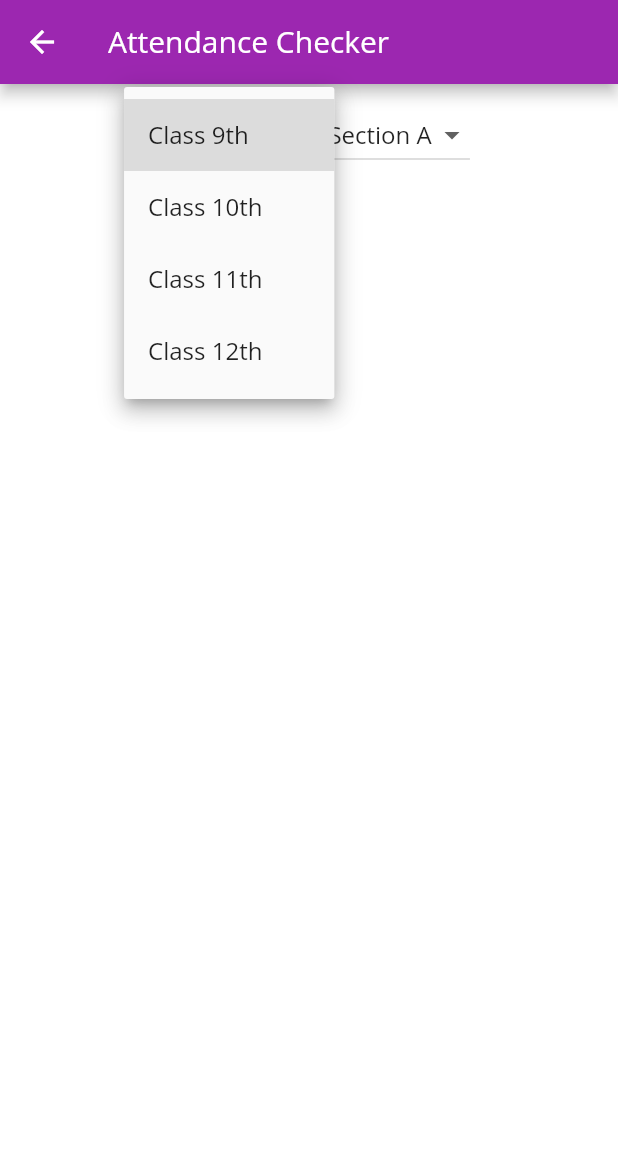
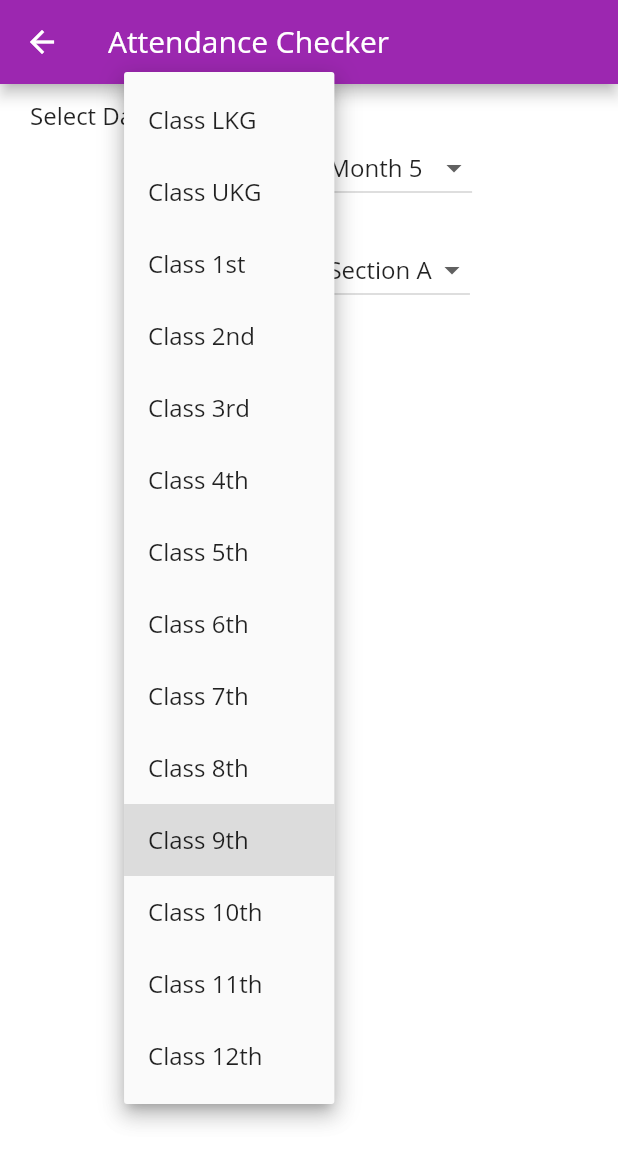
Before and after one commit to vkpdeveloper/GSAS-Academy, a Flutter app: the StudentAttendance screen opened by its route, after a tap on an icon or button, on a phone screen of 412 x 824 dp. Shown: the top 1164 px of the screen. Run offline on Flutter 3.47's test engine with Material 2 defaults, Android fonts, the phone set to English and light mode, and no system bars; our stand-ins replace cached_network_image, chewie, cloud_firestore, connectivity, file_picker, firebase_auth and 9 more; missing offline and left inert: advance_pdf_viewer; accounts and stored records are empty; network calls fail.

Commit message:
new update

```diff
--- a/lib/main.dart
+++ b/lib/main.dart
@@ -89,9 +89,6 @@ class _SplashScreenState extends State<SplashScreen> {
   void initState() {
     super.initState();
     checkInternetAndRedirect();
-    _messaging.configure(onMessage: (data) {
-      print(data);
-    });
   }
 
   checkInternetAndRedirect() async {
--- a/lib/providers/chat_provider.dart
+++ b/lib/providers/chat_provider.dart
@@ -1,9 +1,23 @@
 import 'dart:io';
-
 import 'package:flutter/material.dart';
 
 class ChatProvider with ChangeNotifier {
-  List<String> _allClasses = ['9th', '10th', '11th', '12th'];
+  List<String> _allClasses = [
+    'LKG',
+    'UKG',
+    '1st',
+    '2nd',
+    '3rd',
+    '4th',
+    '5th',
+    '6th',
+    '7th',
+    '8th',
+    '9th',
+    '10th',
+    '11th',
+    '12th'
+  ];
   List<String> _allSection = ['A', 'B', 'C', 'D'];
   List<String> _allSubject = [
     "Physics",
@@ -13,8 +27,14 @@ class ChatProvider with ChangeNotifier {
     "Computer",
     "Hindi",
     "English",
-    "Social Science"
+    "Economics",
+    "Geography",
+    "Political science",
+    "History",
+    "Sanskrit",
   ];
+  List<String> _allDays = List.generate(32, (day) => day.toString());
+  List<String> _allMonths = List.generate(13, (month) => month.toString());
   String _selectedSection = "A";
   String _selectedClass = '9th';
   String _selectedSubject = "Physics";
@@ -22,6 +42,38 @@ class ChatProvider with ChangeNotifier {
   String _selectVideoFile = "Select Video";
   File _selectedPDFFile;
   DateTime _date = DateTime.now();
+  String _selectedMonth;
+  String _selectedDay;
+  String _selectedYear;
+
+  ChatProvider() {
+    _selectedMonth = _date.month.toString();
+    _selectedDay = _date.day.toString();
+    getAllCalendar();
+    _selectedYear = _date.year.toString();
+  }
+
+  String get getSelectedDay => _selectedDay;
+  String get getSelectedMonth => _selectedMonth;
+  List<String> get getAllDays => _allDays;
+  List<String> get getAllMonths => _allMonths;
+  String get getSelectedYear => _selectedYear;
+
+  setDay(String value) {
+    _selectedDay = value;
+    notifyListeners();
+  }
+
+  setMonth(String value) {
+    _selectedMonth = value;
+    notifyListeners();
+  }
+
+  getAllCalendar() {
+    _allMonths.remove(0.toString());
+    _allDays.remove(0.toString());
+    notifyListeners();
+  }
 
   List<String> get getAllClasses => _allClasses;
   String get getCurrentDate => "${_date.day}-${_date.month}-${_date.year}";
--- a/lib/student/chatscreen.dart
+++ b/lib/student/chatscreen.dart
@@ -755,13 +755,15 @@ class _ChatScreenState extends State<ChatScreen> with WidgetsBindingObserver {
                     child: Icon(FontAwesome.file_photo_o),
                     onPressed: () async {
                       File myImage = await ImagePicker.pickImage(
-                          source: ImageSource.gallery);
+                          source: ImageSource.gallery, imageQuality: 50);
+                      if (myImage != null) {
                         _utils.uploadImageWithProvider(
                             myImage, _imageUploadProvider, _studentProvider);
                         _controller.animateTo(
                             _controller.position.maxScrollExtent,
                             duration: Duration(milliseconds: 200),
                             curve: Curves.linearToEaseOut);
+                      }
                     },
                     foregroundColor: Colors.white,
                     backgroundColor: ThemeConst.primaryColor,
--- a/lib/teacher/chatscreen_teacher.dart
+++ b/lib/teacher/chatscreen_teacher.dart
@@ -180,7 +180,7 @@ class _ChatScreenTeacherState extends State<ChatScreenTeacher>
     return WillPopScope(
       onWillPop: () async {
         FirebaseMessaging().subscribeToTopic(
-            "${chatProvider.getSelectedClass}_${chatProvider.getSelectedSection}");
+            "${chatProvider.getSelectedClass}_${chatProvider.getSelectedSection}_teacher");
         Navigator.pop(context);
         return false;
       },
@@ -855,13 +855,15 @@ class _ChatScreenTeacherState extends State<ChatScreenTeacher>
                     child: Icon(FontAwesome.file_photo_o),
                     onPressed: () async {
                       File myImage = await ImagePicker.pickImage(
-                          source: ImageSource.gallery);
+                          source: ImageSource.gallery, imageQuality: 50);
+                      if (myImage != null) {
                         _utils.sendImageMessageAsTeacher(chatProvider,
                             _imageUploadProvider, myImage, teacherProvider);
                         _controller.animateTo(
                             _controller.position.maxScrollExtent,
                             duration: Duration(milliseconds: 200),
                             curve: Curves.linearToEaseOut);
+                      }
                     },
                     foregroundColor: Colors.white,
                     backgroundColor: ThemeConst.primaryColor,
--- a/lib/teacher/student_attendance.dart
+++ b/lib/teacher/student_attendance.dart
@@ -3,13 +3,11 @@ import 'package:cloud_firestore/cloud_firestore.dart';
 import 'package:flutter/material.dart';
 import 'package:flutter_icons/flutter_icons.dart';
 import 'package:gsasacademy/providers/chat_provider.dart';
-import 'package:gsasacademy/providers/teacher_provider.dart';
 import 'package:provider/provider.dart';
 
 class StudentAttendance extends StatelessWidget {
   @override
   Widget build(BuildContext context) {
-    TeacherProvider teacherProvider = Provider.of<TeacherProvider>(context);
     ChatProvider provider = Provider.of<ChatProvider>(context);
     return Scaffold(
       backgroundColor: Colors.white,
@@ -19,6 +17,53 @@ class StudentAttendance extends StatelessWidget {
       body: Container(
         child: Column(
           children: <Widget>[
+            Padding(
+              padding:
+                  const EdgeInsets.symmetric(horizontal: 20, vertical: 10.0),
+              child: Column(
+                children: <Widget>[
+                  Align(
+                    alignment: Alignment.topLeft,
+                    child: Text(
+                      "Select Date : ",
+                      style: TextStyle(fontSize: 16.0),
+                    ),
+                  ),
+                  Row(
+                    mainAxisAlignment: MainAxisAlignment.center,
+                    children: <Widget>[
+                      DropdownButton<String>(
+                        value: provider.getSelectedDay,
+                        onChanged: (value) {
+                          provider.setDay(value);
+                        },
+                        items: provider.getAllDays.map((day) {
+                          return DropdownMenuItem<String>(
+                            value: day,
+                            child: Text("Date $day"),
+                          );
+                        }).toList(),
+                      ),
+                      SizedBox(
+                        width: 40.0,
+                      ),
+                      DropdownButton<String>(
+                        value: provider.getSelectedMonth,
+                        onChanged: (value) {
+                          provider.setMonth(value);
+                        },
+                        items: provider.getAllMonths.map((month) {
+                          return DropdownMenuItem<String>(
+                            value: month,
+                            child: Text("Month $month"),
+                          );
+                        }).toList(),
+                      ),
+                    ],
+                  )
+                ],
+              ),
+            ),
             Padding(
               padding:
                   const EdgeInsets.symmetric(vertical: 10.0, horizontal: 40.0),
--- a/lib/views/loginpage.dart
+++ b/lib/views/loginpage.dart
@@ -19,7 +19,23 @@ class _LoginScreenState extends State<LoginScreen> {
   bool isStudentLogger = true;
   bool isProfileUploaded = false;
   ProgressDialog progressDialog;
-  List<String> classes = ["Select Class", "9th", "10th", "11th", "12th"];
+  List<String> classes = [
+    "Select Class",
+    'LKG',
+    'UKG',
+    '1st',
+    '2nd',
+    '3rd',
+    '4th',
+    '5th',
+    '6th',
+    '7th',
+    '8th',
+    '9th',
+    '10th',
+    '11th',
+    '12th'
+  ];
   String selectedClass = "Select Class";
   File pickedImage;
   TextEditingController _nameController = TextEditingController();
@@ -73,7 +89,8 @@ class _LoginScreenState extends State<LoginScreen> {
                 url,
                 selectedSection,
                 firebaseToken,
-                _scaffold.currentContext, progressDialog);
+                _scaffold.currentContext,
+                progressDialog);
             progressDialog.dismiss();
           } else {
             progressDialog.dismiss();
@@ -84,7 +101,12 @@ class _LoginScreenState extends State<LoginScreen> {
         _firebaseUtils.uploadImageTeacher(pickedImage).then((url) {
           if (url != null) {
             _firebaseUtils.saveTeacherData(
-                _nameTeacher.text, _mobileTeacher.text, url, firebaseToken, progressDialog, _scaffold.currentContext);
+                _nameTeacher.text,
+                _mobileTeacher.text,
+                url,
+                firebaseToken,
+                progressDialog,
+                _scaffold.currentContext);
           } else {
             progressDialog.dismiss();
             Fluttertoast.showToast(msg: "Verification Unsuccessful");
@@ -192,7 +214,8 @@ class _LoginScreenState extends State<LoginScreen> {
                     url,
                     selectedSection,
                     firebaseToken,
-                    _scaffold.currentContext, progressDialog);
+                    _scaffold.currentContext,
+                    progressDialog);
               } else {
                 progressDialog.dismiss();
                 Fluttertoast.showToast(msg: "Verification Unsuccessful");
@@ -202,7 +225,12 @@ class _LoginScreenState extends State<LoginScreen> {
             _firebaseUtils.uploadImageTeacher(pickedImage).then((url) {
               if (url != null) {
                 _firebaseUtils.saveTeacherData(
-                    _nameTeacher.text, _mobileTeacher.text, url, firebaseToken, progressDialog, _scaffold.currentContext);
+                    _nameTeacher.text,
+                    _mobileTeacher.text,
+                    url,
+                    firebaseToken,
+                    progressDialog,
+                    _scaffold.currentContext);
               } else {
                 progressDialog.dismiss();
                 Fluttertoast.showToast(msg: "Verification Unsuccessful");
@@ -471,11 +499,12 @@ class _LoginScreenState extends State<LoginScreen> {
                           ),
                           TextField(
                             controller: _admController,
+                            maxLength: 12,
                             decoration: InputDecoration(
                                 contentPadding:
                                     const EdgeInsets.symmetric(vertical: 5.0),
                                 prefixIcon: Icon(Icons.lock),
-                                hintText: "eg. GSASAC/00000",
+                                hintText: "GSASAC/00000",
                                 labelText: "Admission ID",
                                 border: OutlineInputBorder(
                                     borderRadius: BorderRadius.circular(35.0))),
```
Also changed, not shown: lib/teacher/add_students.dart (+12 -8 lines), lib/teacher/homescreen.dart (+8 -7 lines), lib/utils/firebaseutils.dart (+9 -10 lines), lib/views/homepage.dart (+4 -6 lines), lib/widgets/option_widget.dart (+2 -5 lines), pubspec.yaml (+1 -42 lines), pubspec.lock, 9 other files. Lines whose indentation alone changed are shown as unchanged.
